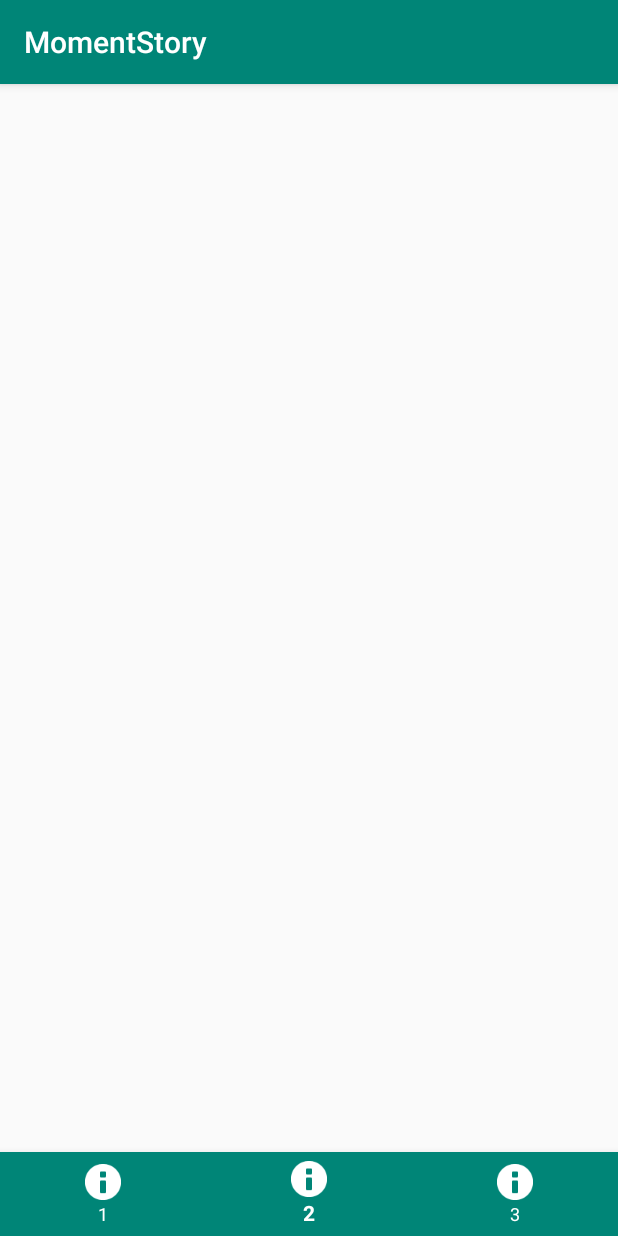
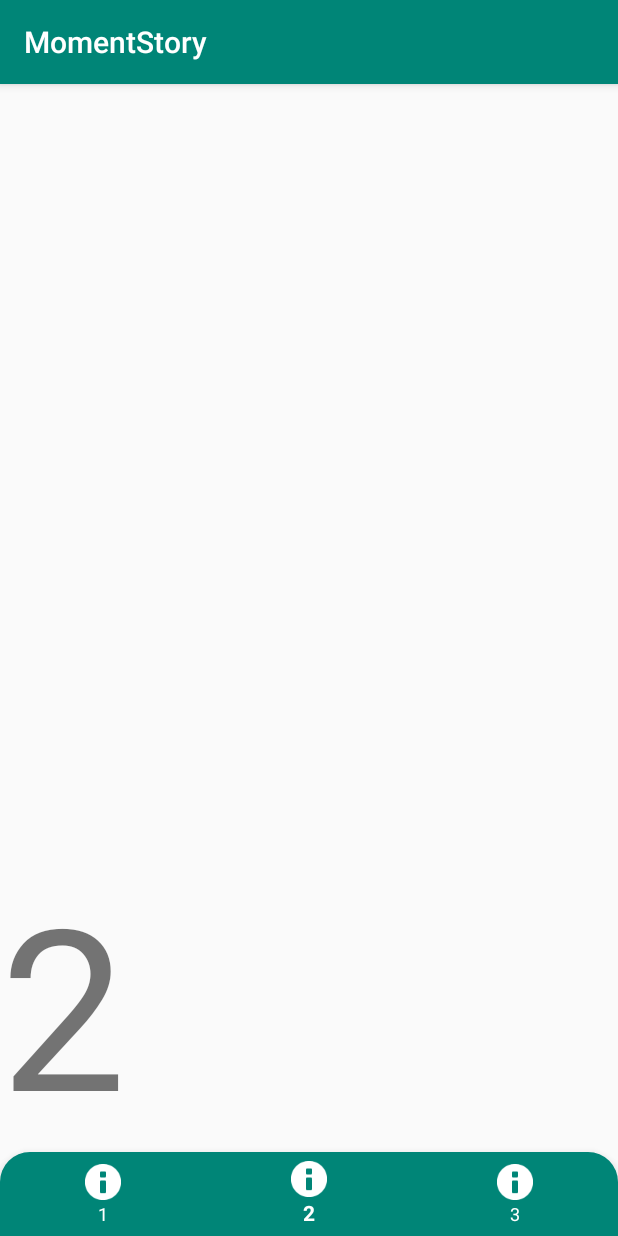
Before and after one commit to Monsteel/Yearning_Android, an Android app: the screen it shows after launch (MainActivity), item 2 of the bottom bar chosen, on a phone screen of 412 x 824 dp. Run offline under Robolectric (Android 15) with nearby library versions, the phone set to English and light mode, and no system bars; our stand-ins replace data binding.

Commit message:
[FIX] BottomNavigationView 세팅완료

```diff
--- a/app/src/main/java/appjam/hackathon/project/isaac/momentstory/view/MainActivity.java
+++ b/app/src/main/java/appjam/hackathon/project/isaac/momentstory/view/MainActivity.java
@@ -4,11 +4,13 @@ import androidx.annotation.NonNull;
 import androidx.appcompat.app.AppCompatActivity;
 import androidx.databinding.DataBindingUtil;
 import androidx.fragment.app.FragmentManager;
+import androidx.fragment.app.FragmentTransaction;
 import androidx.lifecycle.ViewModelProvider;
 import androidx.lifecycle.ViewModelProviders;
 
 import android.os.Bundle;
 import android.view.MenuItem;
+import android.widget.Toast;
 
 import com.google.android.material.bottomnavigation.BottomNavigationView;
 
@@ -25,33 +27,41 @@ public class MainActivity extends AppCompatActivity {
     ActivityMainBinding binding;
 
     private FragmentManager fragmentManager = getSupportFragmentManager();
-    // 4개의 메뉴에 들어갈 Fragment들
 
+    // 3개의 메뉴에 들어갈 Fragment
     private fragment1 menu1Fragment = new fragment1();
     private fragment2 menu2Fragment = new fragment2();
     private fragment3 menu3Fragment = new fragment3();
-
 
     @Override
     protected void onCreate(Bundle savedInstanceState) {
         super.onCreate(savedInstanceState);
         setContentView(R.layout.activity_main);
+
         mainViewModel = ViewModelProviders.of(this).get(MainViewModel.class);
         binding = DataBindingUtil.setContentView(this,R.layout.activity_main);
         binding.setViewModel(mainViewModel);
 
+        final FragmentTransaction fragmentTransaction = fragmentManager.beginTransaction();
+        fragmentTransaction.replace(R.id.layout, menu1Fragment);
+        fragmentTransaction.commit();
 
-        BottomNavigationView bottomNavigationView = findViewById(R.id.bottomNavigationView_main_menu);
-
-        bottomNavigationView.setOnNavigationItemSelectedListener(new BottomNavigationView.OnNavigationItemSelectedListener() {
+        binding.bottomNavigationViewMainMenu.setOnNavigationItemSelectedListener(new BottomNavigationView.OnNavigationItemSelectedListener() {
             @Override
             public boolean onNavigationItemSelected(@NonNull MenuItem item) {
+                final FragmentTransaction fragmentTransaction = fragmentManager.beginTransaction();
                 switch (item.getItemId()) {
                     case R.id.action_one:
+                        fragmentTransaction.replace(R.id.layout, menu1Fragment);
+                        fragmentTransaction.commit();
                         return true;
                     case R.id.action_two:
+                        fragmentTransaction.replace(R.id.layout, menu2Fragment);
+                        fragmentTransaction.commit();
                         return true;
                     case R.id.action_three:
+                        fragmentTransaction.replace(R.id.layout, menu3Fragment);
+                        fragmentTransaction.commit();
                         return true;
                 }
                 return false;
--- /dev/null
+++ b/app/src/main/res/drawable/cardview_design.xml
@@ -0,0 +1,11 @@
+<?xml version="1.0" encoding="utf-8"?>
+<inset xmlns:android="http://schemas.android.com/apk/res/android">
+    <shape android:shape="rectangle">
+        <corners
+            android:topLeftRadius="20dp"
+            android:topRightRadius="20dp"/>
+
+        <solid
+            android:color="@color/colorPrimary"/>
+    </shape>
+</inset>
--- a/app/src/main/res/layout/activity_main.xml
+++ b/app/src/main/res/layout/activity_main.xml
@@ -10,25 +10,28 @@
             type="appjam.hackathon.project.isaac.momentstory.viewmodel.MainViewModel" />
     </data>
 
-    <androidx.constraintlayout.widget.ConstraintLayout
+    <LinearLayout
         android:layout_width="match_parent"
         android:layout_height="match_parent"
-        android:orientation="vertical"
-        tools:context=".view.MainActivity">
+        android:gravity="bottom"
+        android:orientation="vertical">
+
+        <LinearLayout
+            android:id="@+id/layout"
+            android:layout_width="match_parent"
+            android:layout_height="wrap_content">
+        </LinearLayout>
 
         <com.google.android.material.bottomnavigation.BottomNavigationView
             android:id="@+id/bottomNavigationView_main_menu"
             android:layout_width="match_parent"
             android:layout_height="wrap_content"
-            app:itemBackground="?attr/colorPrimary"
+            android:background="@drawable/cardview_design"
             app:itemIconTint="@android:color/white"
             app:itemTextColor="@android:color/white"
-            app:layout_constraintBottom_toBottomOf="parent"
-            app:layout_constraintLeft_toLeftOf="parent"
-            app:layout_constraintRight_toRightOf="parent"
-            app:layout_constraintVertical_chainStyle="spread_inside"
+            android:layout_gravity="bottom"
             app:menu="@menu/main_menu" />
 
-    </androidx.constraintlayout.widget.ConstraintLayout>
+    </LinearLayout>
 
 </layout>
--- a/app/src/main/res/layout/fragment_fragment1.xml
+++ b/app/src/main/res/layout/fragment_fragment1.xml
@@ -9,6 +9,7 @@
     <TextView
         android:layout_width="match_parent"
         android:layout_height="match_parent"
-        android:text="@string/hello_blank_fragment" />
+        android:text="1"
+        android:textSize="150dp"/>
 
 </FrameLayout>
--- a/app/src/main/res/layout/fragment_fragment2.xml
+++ b/app/src/main/res/layout/fragment_fragment2.xml
@@ -9,6 +9,7 @@
     <TextView
         android:layout_width="match_parent"
         android:layout_height="match_parent"
-        android:text="@string/hello_blank_fragment" />
+        android:text="2"
+        android:textSize="150dp"/>
 
 </FrameLayout>
--- a/app/src/main/res/layout/fragment_fragment3.xml
+++ b/app/src/main/res/layout/fragment_fragment3.xml
@@ -9,6 +9,7 @@
     <TextView
         android:layout_width="match_parent"
         android:layout_height="match_parent"
-        android:text="@string/hello_blank_fragment" />
+        android:text="3"
+        android:textSize="150dp"/>
 
 </FrameLayout>
```
